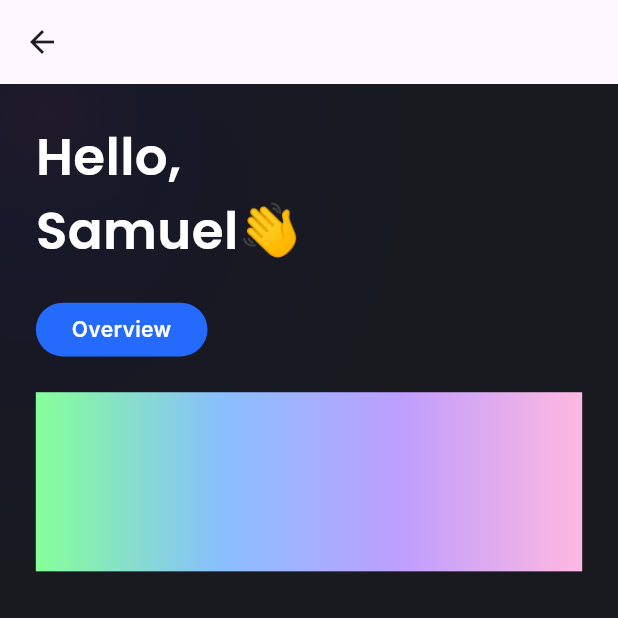
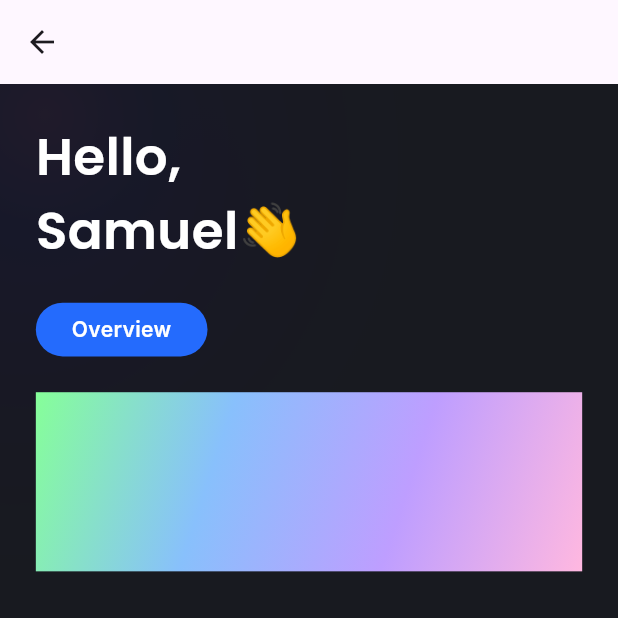
Before and after one commit to SatyanandAtluri/VITAP-APP, a Flutter app: the HomePage screen opened directly, on a phone screen of 412 x 824 dp, the top half of it. Run offline on Flutter 3.47's test engine with Material 2 defaults, Android fonts, the phone set to English and light mode, and no system bars; our stand-ins replace flutter_screenutil, flutter_svg, google_fonts, iconsax.

Commit message:
Update home_page.dart

```diff
--- a/lib/pages/Homepage/home_page.dart
+++ b/lib/pages/Homepage/home_page.dart
@@ -66,6 +66,8 @@ class HomePage extends StatelessWidget {
                       Color(0xffBE9EFF),
                       Color(0xffFFB8E0),
                     ],
+                    end: Alignment.bottomRight,
+                    begin: Alignment.topLeft,
                   )),
                 )
               ],
```
